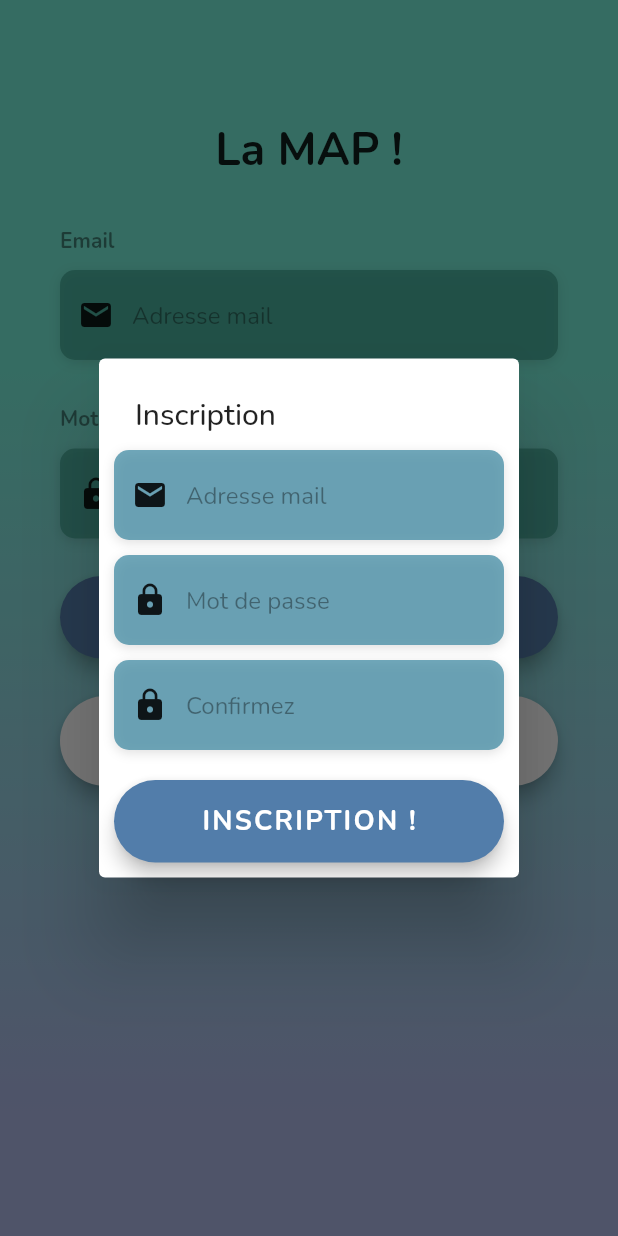
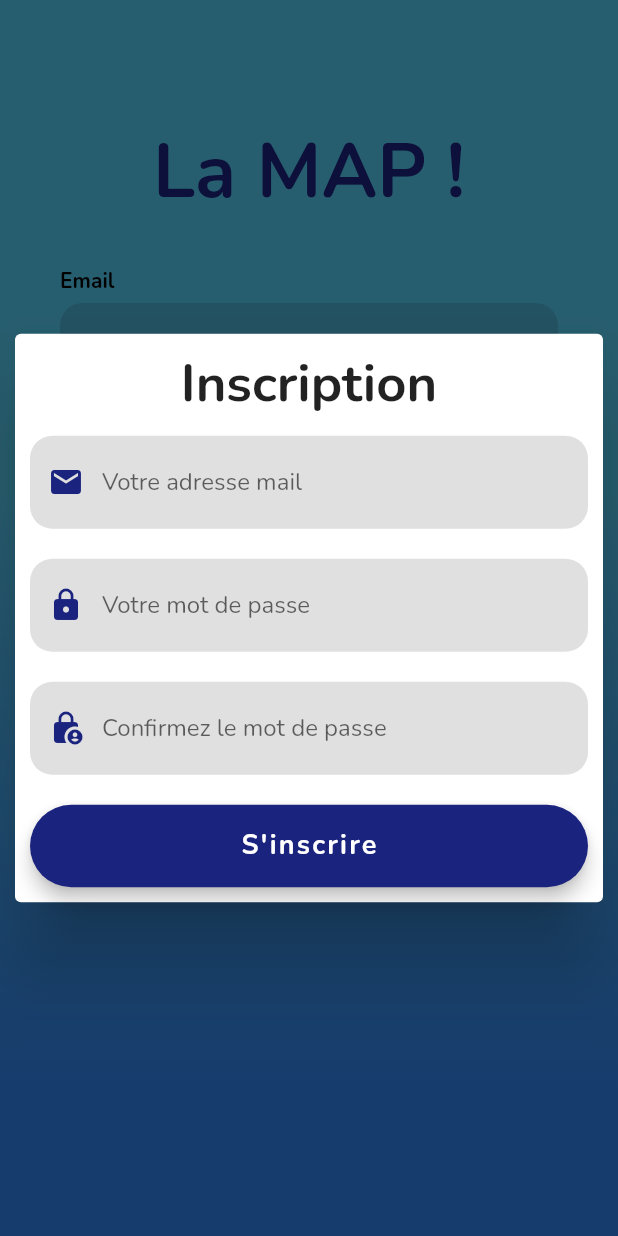
Before and after one commit to Thibma/La-Map, a Flutter app: the screen it shows after launch, after a tap on an icon or button, on a phone screen of 412 x 824 dp. Run offline on Flutter 3.47's test engine with Material 2 defaults, Android fonts, the phone set to English and light mode, and no system bars; our stand-ins replace firebase_auth, firebase_core, firebase_storage, geocoding, geolocator, get and 6 more; accounts and stored records are empty.

Commit message:
update UI login

```diff
--- a/frontend/la_map/lib/main.dart
+++ b/frontend/la_map/lib/main.dart
@@ -21,9 +21,7 @@
       home: Scaffold(
         body: LoginPage(),
       ),
-      localizationsDelegates: [
-        GlobalMaterialLocalizations.delegate,
-      ],
+      localizationsDelegates: GlobalMaterialLocalizations.delegates,
       supportedLocales: [
         Locale('fr'),
       ],
--- a/frontend/la_map/lib/pages/login_page.dart
+++ b/frontend/la_map/lib/pages/login_page.dart
@@ -4,7 +4,10 @@ import 'package:flutter/material.dart';
 import 'package:flutter/services.dart';
 import 'package:la_map/pages/home_page.dart';
 import 'package:la_map/pages/signup_page.dart';
+import 'package:la_map/pages/widgets/error_dialog.dart';
+import 'package:la_map/pages/widgets/main_button.dart';
 import 'package:la_map/pages/widgets/signup_password.dart';
+import 'package:la_map/pages/widgets/text_field_login.dart';
 import 'package:la_map/services/authentication.dart';
 import 'package:la_map/services/network.dart';
 import 'package:la_map/utils/alerdialog_error.dart';
@@ -22,101 +25,69 @@ class _LoginPageState extends State<LoginPage> {
   final emailTextController = TextEditingController();
   final passwordTextController = TextEditingController();
 
-  Widget _buildEmailTextField() {
+  Widget emailTextField() {
     return Column(
       crossAxisAlignment: CrossAxisAlignment.start,
       children: <Widget>[
         Text(
           'Email',
-          style: kLabelStyle,
+          style: TextStyle(color: Colors.black, fontWeight: FontWeight.bold),
         ),
         SizedBox(
-          height: 10.0,
+          height: 5.0,
         ),
-        Container(
-          alignment: Alignment.centerLeft,
-          decoration: kBoxDecorationStyle,
+        SizedBox(
             height: 60.0,
-          child: TextField(
+            child: TextFieldLogin(
               controller: emailTextController,
-            keyboardType: TextInputType.emailAddress,
-            style: TextStyle(color: Colors.black38),
-            decoration: InputDecoration(
-                border: InputBorder.none,
-                contentPadding: EdgeInsets.only(top: 14.0),
-                prefixIcon: Icon(Icons.email, color: Colors.black87),
-                hintText: 'Adresse mail',
-                hintStyle: kHintTextStyle),
-          ),
-        ),
+              icon: Icons.mail,
+              hint: "Votre adresse mail",
+            )),
       ],
     );
   }
 
-  Widget _buildPasswordTextField() {
+  Widget passwordTextField() {
     return Column(
       crossAxisAlignment: CrossAxisAlignment.start,
       children: <Widget>[
         Text(
           'Mot de passe',
-          style: kLabelStyle,
+          style: TextStyle(color: Colors.black, fontWeight: FontWeight.bold),
         ),
         SizedBox(
-          height: 10.0,
+          height: 5.0,
         ),
-        Container(
-          alignment: Alignment.centerLeft,
-          decoration: kBoxDecorationStyle,
+        SizedBox(
             height: 60.0,
-          child: TextField(
+            child: TextFieldLogin(
               controller: passwordTextController,
+              icon: Icons.lock,
+              hint: "Votre mot de passe",
               obscureText: true,
-            decoration: InputDecoration(
-                border: InputBorder.none,
-                contentPadding: EdgeInsets.only(top: 14.0),
-                prefixIcon: Icon(Icons.lock, color: Colors.black87),
-                hintText: 'Mot de passe',
-                hintStyle: kHintTextStyle),
-          ),
-        ),
+            )),
       ],
     );
   }
 
-  Widget _buildConnexionButton() {
+  Widget connexionButton() {
     return Container(
         padding: EdgeInsets.symmetric(vertical: 25.0),
         width: double.infinity,
-      child: ElevatedButton(
-        onPressed: (() => signInButton()),
-        style: ButtonStyle(
-            elevation: MaterialStateProperty.all(5.0),
-            padding: MaterialStateProperty.all(EdgeInsets.all(15.0)),
-            backgroundColor: MaterialStateProperty.all(Color(0xFF527DAA)),
-            shape: MaterialStateProperty.all(RoundedRectangleBorder(
-                borderRadius: BorderRadius.circular(30.0)))),
-        child: Text(
-          'CONNEXION',
-          style: TextStyle(
-            color: Colors.white,
-            letterSpacing: 1.5,
-            fontSize: 18.0,
-            fontWeight: FontWeight.bold,
-          ),
-        ),
-      ),
-    );
+        child: MainElevatedButton(
+          onPressed: signInButton,
+          textButton: "Se connecter",
+        ));
   }
 
-  Widget _buildGoogleConnexionButton() {
-    return Container(
-      padding: EdgeInsets.symmetric(vertical: 0),
+  Widget googleConnexionButton() {
+    return SizedBox(
       width: double.infinity,
       child: ElevatedButton.icon(
         icon: Image.asset(
           'assets/logos/google.png',
-          width: 30,
-          height: 30,
+          width: 25,
+          height: 25,
         ),
         onPressed: (() async {
           await Authentication.signInWithGogle(context: context)
@@ -151,9 +122,9 @@ class _LoginPageState extends State<LoginPage> {
     );
   }
 
-  Widget _buildSignupTextView() {
+  Widget signupTextView() {
     return GestureDetector(
-      onTap: (() => signUpDialog(context)),
+      onTap: (() => Get.dialog(SignUpDialog())),
       child: RichText(
         text: TextSpan(
           children: [
@@ -181,24 +152,21 @@ class _LoginPageState extends State<LoginPage> {
 
   Widget home() {
     return Scaffold(
-      body: AnnotatedRegion<SystemUiOverlayStyle>(
-        value: SystemUiOverlayStyle.light,
-        child: GestureDetector(
-          onTap: () => FocusScope.of(context).unfocus(),
+      resizeToAvoidBottomInset: true,
+      body: GestureDetector(
+        onTap: () => FocusManager.instance.primaryFocus?.unfocus(),
         child: Stack(
           children: <Widget>[
             Container(
-                height: double.infinity,
-                width: double.infinity,
               decoration: BoxDecoration(
                 gradient: LinearGradient(
                   begin: Alignment.topCenter,
                   end: Alignment.bottomCenter,
                   colors: [
-                      Color(0xFF74EBD5),
-                      Color(0xFFACB6E5),
+                    Color(0xFF56CCF2),
+                    Color(0xFF2F80ED),
                   ],
-                    stops: [0.3, 0.9],
+                  stops: [0.4, 0.9],
                 ),
               ),
             ),
@@ -213,34 +181,31 @@ class _LoginPageState extends State<LoginPage> {
                 child: Column(
                   mainAxisAlignment: MainAxisAlignment.center,
                   children: <Widget>[
-                      Text(
-                        'La MAP !',
+                    Text('La MAP !',
                         style: TextStyle(
-                          color: Colors.black87,
-                          fontSize: 30.0,
+                          color: primaryColor,
+                          fontSize: 50.0,
                           fontWeight: FontWeight.bold,
-                        ),
-                      ),
+                        )),
                     SizedBox(
                       height: 30.0,
                     ),
-                      _buildEmailTextField(),
+                    emailTextField(),
                     SizedBox(
                       height: 30.0,
                     ),
-                      _buildPasswordTextField(),
-                      _buildConnexionButton(),
-                      _buildGoogleConnexionButton(),
+                    passwordTextField(),
+                    connexionButton(),
+                    googleConnexionButton(),
                     SizedBox(
                       height: 30.0,
                     ),
-                      _buildSignupTextView(),
+                    signupTextView(),
                   ],
                 ),
               ),
             ),
           ],
-          ),
         ),
       ),
     );
@@ -278,18 +243,16 @@ class _LoginPageState extends State<LoginPage> {
   void signInButton() {
     if (emailTextController.text.isEmpty ||
         passwordTextController.text.isEmpty) {
-      Get.snackbar(
-        "Erreur de connexion",
-        "Merci de remplir tous les champs",
-        backgroundColor: Colors.white,
-      );
+      Get.dialog(ErrorDialog(
+          titleError: "Erreur de connexion",
+          contentError: "Merci de remplir tous les champs"));
       return;
     }
 
     Get.defaultDialog(
       title: "Connexion",
       content: CircularProgressIndicator(
-        color: Colors.blue,
+        color: primaryColor,
       ),
       barrierDismissible: false,
     );
--- /dev/null
+++ b/frontend/la_map/lib/pages/widgets/error_dialog.dart
@@ -0,0 +1,46 @@
+import 'package:flutter/material.dart';
+import 'package:flutter/src/foundation/key.dart';
+import 'package:flutter/src/widgets/framework.dart';
+import 'package:get/get.dart';
+import 'package:la_map/utils/constants.dart';
+
+class ErrorDialog extends StatelessWidget {
+  ErrorDialog({
+    Key? key,
+    required this.titleError,
+    required this.contentError,
+  }) : super(key: key);
+
+  final String titleError;
+  final String contentError;
+
+  final Widget cancelButton = TextButton(
+    child: Text(
+      "OK",
+      style: TextStyle(color: primaryColor, fontWeight: FontWeight.bold),
+    ),
+    onPressed: () {
+      Get.back(result: false);
+    },
+  );
+
+  @override
+  Widget build(BuildContext context) {
+    return AlertDialog(
+      title: Text(
+        titleError,
+        style: TextStyle(fontWeight: FontWeight.bold),
+      ),
+      content: Column(
+        mainAxisSize: MainAxisSize.min,
+        children: [
+          Text(
+            contentError,
+            style: TextStyle(color: Colors.black),
+          )
+        ],
+      ),
+      actions: [cancelButton],
+    );
+  }
+}
--- /dev/null
+++ b/frontend/la_map/lib/pages/widgets/main_button.dart
@@ -0,0 +1,34 @@
+import 'package:flutter/material.dart';
+
+import '../../utils/constants.dart';
+
+class MainElevatedButton extends StatelessWidget {
+  const MainElevatedButton(
+      {Key? key, required this.onPressed, required this.textButton})
+      : super(key: key);
+
+  final Function() onPressed;
+  final String textButton;
+
+  @override
+  Widget build(BuildContext context) {
+    return ElevatedButton(
+      onPressed: onPressed,
+      style: ButtonStyle(
+          elevation: MaterialStateProperty.all(5.0),
+          padding: MaterialStateProperty.all(EdgeInsets.all(15.0)),
+          backgroundColor: MaterialStateProperty.all(primaryColor),
+          shape: MaterialStateProperty.all(RoundedRectangleBorder(
+              borderRadius: BorderRadius.circular(30.0)))),
+      child: Text(
+        textButton,
+        style: TextStyle(
+          color: Colors.white,
+          letterSpacing: 1.5,
+          fontSize: 18.0,
+          fontWeight: FontWeight.bold,
+        ),
+      ),
+    );
+  }
+}
--- a/frontend/la_map/lib/pages/widgets/signup_password.dart
+++ b/frontend/la_map/lib/pages/widgets/signup_password.dart
@@ -1,81 +1,68 @@
 import 'package:flutter/material.dart';
+import 'package:la_map/pages/widgets/main_button.dart';
+import 'package:la_map/pages/widgets/text_field_login.dart';
 import 'package:la_map/utils/constants.dart';
 import 'package:get/get.dart';
 import 'package:la_map/services/authentication.dart';
 
-void signUpDialog(BuildContext context) async {
+class SignUpDialog extends StatelessWidget {
+  SignUpDialog({Key? key}) : super(key: key);
+
   final mailController = TextEditingController();
   final passwordController = TextEditingController();
   final confirmPasswordController = TextEditingController();
 
-  return showDialog(
-      context: context,
-      builder: (BuildContext context) {
-        return SimpleDialog(
-          title: Text("Inscription"),
-          contentPadding: EdgeInsets.all(10.0),
+  @override
+  Widget build(BuildContext context) {
+    return Dialog(
+      insetPadding: EdgeInsets.all(10),
+      child: Padding(
+        padding: const EdgeInsets.all(10.0),
+        child: Column(
+          mainAxisSize: MainAxisSize.min,
           children: [
             Container(
-              alignment: Alignment.centerLeft,
-              decoration: kBoxDecorationStyleDown,
-              height: 60.0,
-              child: TextField(
-                controller: mailController,
-                keyboardType: TextInputType.emailAddress,
-                style: TextStyle(color: Colors.black38),
-                decoration: InputDecoration(
-                    border: InputBorder.none,
-                    contentPadding: EdgeInsets.only(top: 14.0),
-                    prefixIcon: Icon(Icons.email, color: Colors.black87),
-                    hintText: 'Adresse mail',
-                    hintStyle: kHintTextStyle),
+              alignment: Alignment.center,
+              child: Text(
+                "Inscription",
+                style: TextStyle(fontSize: 35, fontWeight: FontWeight.bold),
               ),
             ),
             SizedBox(
               height: 10,
             ),
-            Container(
-              alignment: Alignment.centerLeft,
-              decoration: kBoxDecorationStyleDown,
-              height: 60.0,
-              child: TextField(
-                controller: passwordController,
-                obscureText: true,
-                decoration: InputDecoration(
-                    border: InputBorder.none,
-                    contentPadding: EdgeInsets.only(top: 14.0),
-                    prefixIcon: Icon(Icons.lock, color: Colors.black87),
-                    hintText: 'Mot de passe',
-                    hintStyle: kHintTextStyle),
-              ),
-            ),
-            SizedBox(
-              height: 10,
-            ),
-            Container(
-              alignment: Alignment.centerLeft,
-              decoration: kBoxDecorationStyleDown,
-              height: 60.0,
-              child: TextField(
-                controller: confirmPasswordController,
-                obscureText: true,
-                decoration: InputDecoration(
-                    border: InputBorder.none,
-                    contentPadding: EdgeInsets.only(top: 14.0),
-                    prefixIcon: Icon(Icons.lock, color: Colors.black87),
-                    hintText: 'Confirmez',
-                    hintStyle: kHintTextStyle),
-              ),
+            TextFieldLogin(
+              controller: mailController,
+              icon: Icons.mail,
+              hint: "Votre adresse mail",
             ),
             SizedBox(
               height: 20,
             ),
-            ElevatedButton(
+            TextFieldLogin(
+                hint: "Votre mot de passe",
+                icon: Icons.lock,
+                controller: passwordController),
+            SizedBox(
+              height: 20,
+            ),
+            TextFieldLogin(
+                hint: "Confirmez le mot de passe",
+                icon: Icons.lock_person,
+                controller: confirmPasswordController),
+            SizedBox(
+              height: 20,
+            ),
+            Container(
+              width: double.infinity,
+              child: MainElevatedButton(
+                textButton: "S'inscrire",
                 onPressed: (() {
                   if (mailController.text.isEmpty ||
                       passwordController.text.isEmpty ||
                       confirmPasswordController.text.isEmpty ||
-                    passwordController.text != confirmPasswordController.text) {
+                      passwordController.text !=
+                          confirmPasswordController.text) {
                     Get.snackbar("Erreur lors de l'inscription",
                         "Merci de compléter tous les champs ou vérifiez que les mots de passes sont pareils.",
                         backgroundColor: Colors.white);
@@ -84,23 +71,11 @@ void signUpDialog(BuildContext context) async {
                   Authentication.signUpWithEmailAndPassword(
                       mailController.text, passwordController.text, context);
                 }),
-              style: ButtonStyle(
-                  elevation: MaterialStateProperty.all(5.0),
-                  padding: MaterialStateProperty.all(EdgeInsets.all(15.0)),
-                  backgroundColor: MaterialStateProperty.all(Color(0xFF527DAA)),
-                  shape: MaterialStateProperty.all(RoundedRectangleBorder(
-                      borderRadius: BorderRadius.circular(30.0)))),
-              child: Text(
-                'INSCRIPTION !',
-                style: TextStyle(
-                  color: Colors.white,
-                  letterSpacing: 1.5,
-                  fontSize: 18.0,
-                  fontWeight: FontWeight.bold,
-                ),
               ),
             ),
           ],
+        ),
+      ),
     );
-      });
   }
+}
--- /dev/null
+++ b/frontend/la_map/lib/pages/widgets/text_field_login.dart
@@ -0,0 +1,48 @@
+import 'package:flutter/material.dart';
+import 'package:la_map/utils/constants.dart';
+
+class TextFieldLogin extends StatelessWidget {
+  TextFieldLogin(
+      {Key? key,
+      required this.hint,
+      required this.icon,
+      this.obscureText = false,
+      this.changed,
+      required this.controller})
+      : super(key: key);
+
+  final String hint;
+  final IconData icon;
+  final bool obscureText;
+  final TextEditingController controller;
+  final Function(String)? changed;
+
+  @override
+  Widget build(BuildContext context) {
+    return TextField(
+      controller: controller,
+      cursorColor: primaryColor,
+      obscureText: obscureText,
+      onChanged: changed,
+      decoration: InputDecoration(
+        hintText: hint,
+        prefixIcon: Icon(
+          icon,
+          color: primaryColor,
+        ),
+        filled: true,
+        fillColor: Colors.black12,
+        labelStyle: const TextStyle(fontSize: 12),
+        //contentPadding: const EdgeInsets.only(left: 30, top: 14),
+        enabledBorder: OutlineInputBorder(
+          borderRadius: BorderRadius.circular(15),
+          borderSide: BorderSide(color: Colors.transparent),
+        ),
+        focusedBorder: OutlineInputBorder(
+          borderSide: BorderSide(color: Colors.transparent),
+          borderRadius: BorderRadius.circular(15),
+        ),
+      ),
+    );
+  }
+}
--- a/frontend/la_map/lib/services/authentication.dart
+++ b/frontend/la_map/lib/services/authentication.dart
@@ -14,6 +14,7 @@ class Authentication {
     if (user != null) {
       // SignIn API
       // Navigator.of(context).pushReplacement(MaterialPageRoute(builder: (context) => HomePage))
+      print(user);
     }
 
     return firebaseApp;
--- a/frontend/la_map/lib/services/network.dart
+++ b/frontend/la_map/lib/services/network.dart
@@ -8,7 +8,9 @@ import 'dart:convert';
 
 class Network {
   // Malakoff
-  final String address = "http://192.168.1.143:8000";
+  //final String address = "http://192.168.1.143:8000";
+
+  final String address = "http://10.33.0.174:8000";
 
   // Maison
   //final String address = "http://192.168.1.33:8000";
--- a/frontend/la_map/lib/utils/constants.dart
+++ b/frontend/la_map/lib/utils/constants.dart
@@ -1,10 +1,14 @@
 import 'package:flutter/material.dart';
+
+Color primaryColor = Color(0xFf1a237e);
+Color lightColor = Color(0x9ffc4dcc);
+Color darkColor = Color(0xff38006b);
 
 const kLabelStyle =
     TextStyle(color: Colors.black45, fontWeight: FontWeight.bold);
 
 final kBoxDecorationStyle = BoxDecoration(
-  color: const Color.fromARGB(188, 62, 162, 144),
+  color: Color.fromARGB(79, 138, 138, 138),
   borderRadius: BorderRadius.circular(10.0),
   boxShadow: const [
     BoxShadow(
@@ -28,7 +32,7 @@ final kBoxDecorationStyleTranspa = BoxDecoration(
 );
 
 final kBoxDecorationStyleDown = BoxDecoration(
-  color: Color.fromARGB(187, 62, 137, 162),
+  color: Color.fromARGB(186, 170, 170, 170),
   borderRadius: BorderRadius.circular(10.0),
   boxShadow: const [
     BoxShadow(
```
Also changed, not shown: 5 other files. Lines whose indentation alone changed are shown as unchanged.
